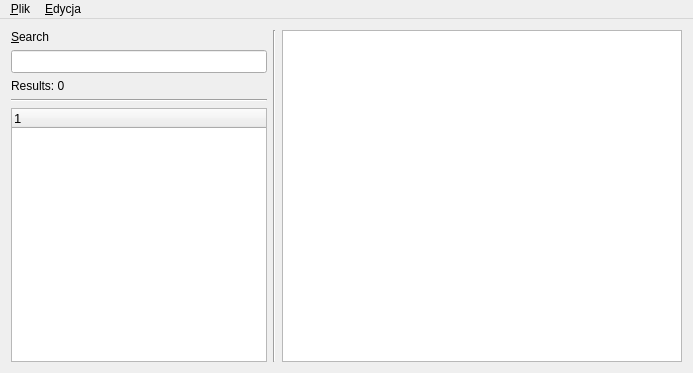
The window that WordMIX/wordmix.ui (gchlebus/WordMIX) describes before a commit, drawn with Qt 5.
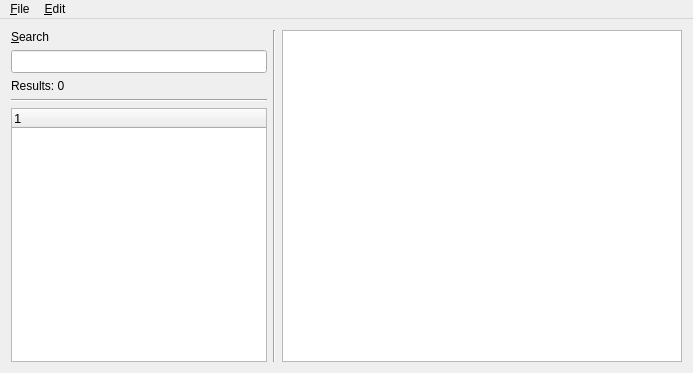
The same window after the commit.

Commit message: Translate menu items.

Patch:
```diff
--- a/WordMIX/wordmix.ui
+++ b/WordMIX/wordmix.ui
@@ -128,12 +128,12 @@
    </property>
    <widget class="QMenu" name="menuFile">
     <property name="title">
-     <string>&amp;Plik</string>
+     <string>&amp;File</string>
     </property>
    </widget>
    <widget class="QMenu" name="menuEdit">
     <property name="title">
-     <string>&amp;Edycja</string>
+     <string>&amp;Edit</string>
     </property>
    </widget>
    <addaction name="menuFile"/>
```
